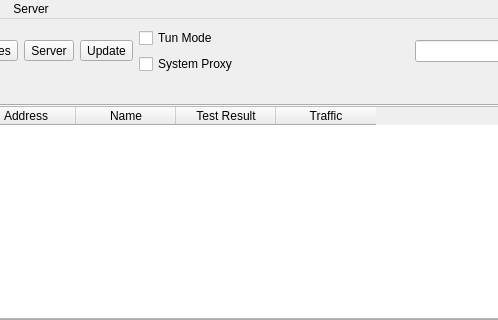
Above: ui/mainwindow.ui from ad1896git/nekoray before the change; both pictures show x 136 to 634 and y 0 to 320 of the 800 by 600 pixel window. Below: the same form after it.
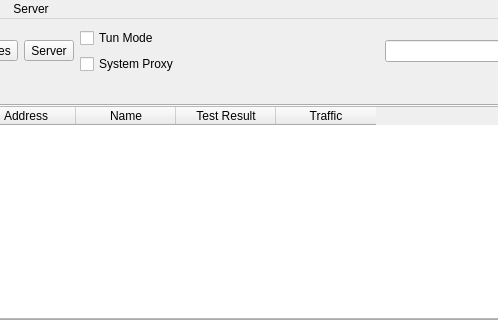
That is the form after the change. Icons and pictures are not drawn. Custom widgets are drawn as their Qt base class.

The edit to the form file:
```diff
--- a/ui/mainwindow.ui
+++ b/ui/mainwindow.ui
@@ -92,29 +92,6 @@
         </property>
        </widget>
       </item>
-      <item>
-       <widget class="QToolButton" name="toolButton_update">
-        <property name="text">
-         <string>Update</string>
-        </property>
-        <property name="icon">
-         <iconset theme="b-system-software-update">
-          <normaloff>.</normaloff>.</iconset>
-        </property>
-        <property name="iconSize">
-         <size>
-          <width>24</width>
-          <height>24</height>
-         </size>
-        </property>
-        <property name="popupMode">
-         <enum>QToolButton::InstantPopup</enum>
-        </property>
-        <property name="toolButtonStyle">
-         <enum>Qt::ToolButtonTextUnderIcon</enum>
-        </property>
-       </widget>
-      </item>
       <item>
        <layout class="QVBoxLayout" name="verticalLayout_4">
         <item>
```
